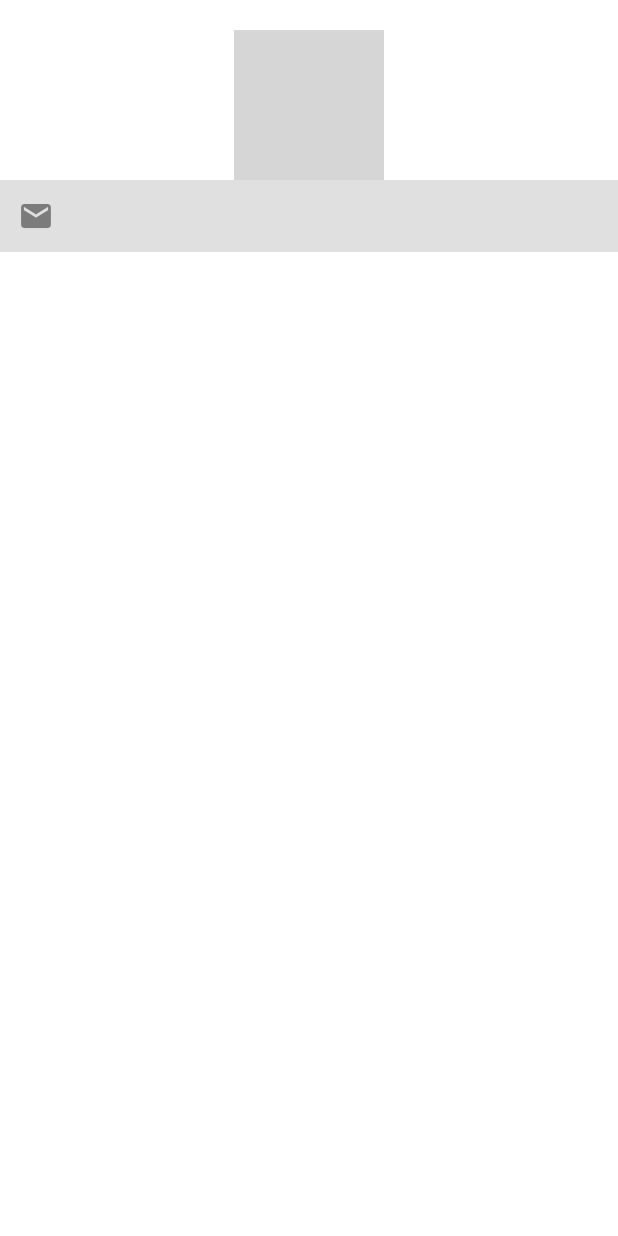
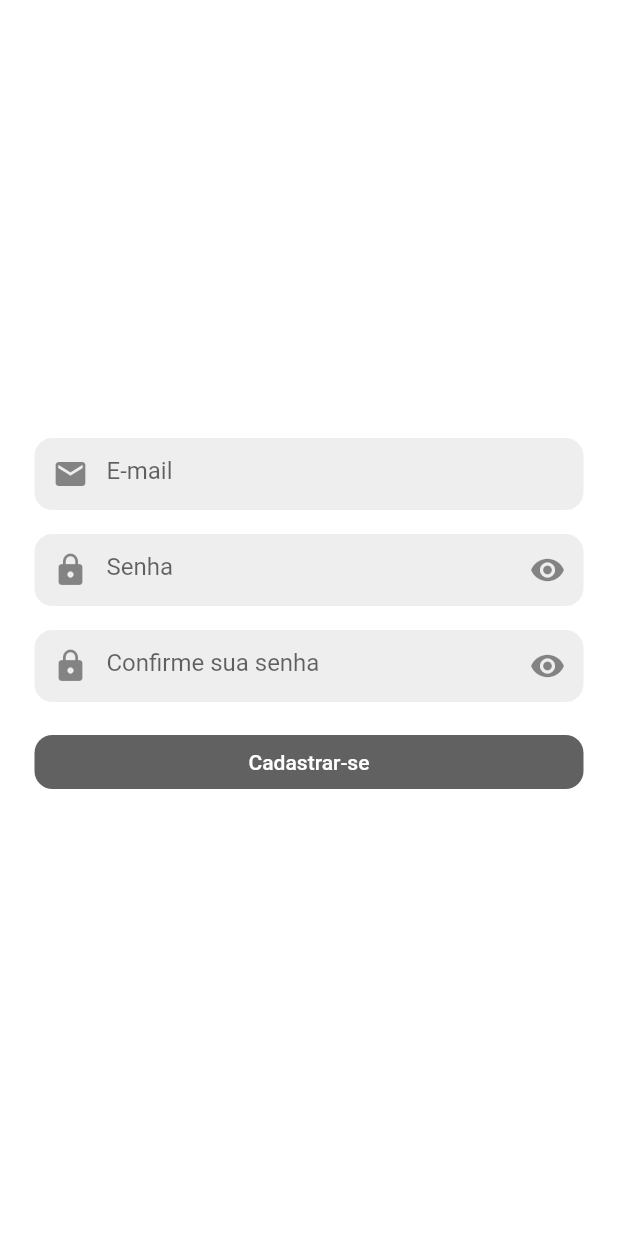
Before and after one commit to ViniciusVicco/TCC, a Flutter app: the screen it shows after launch, after a tap on "Login", after a tap on "Cadastrar", on a phone screen of 412 x 824 dp. Run offline on Flutter 3.47's test engine with Material 2 defaults, Android fonts, the phone set to English and light mode, and no system bars; our stand-ins replace bloc, dartz, equatable, firebase_auth, firebase_core, flutter_bloc and 4 more; accounts and stored records are empty; grey boxes are pictures that could not be loaded.

Commit message:
Configuração da criação de conta

```diff
--- a/lib/common/widget/custom_email_form_field_widget.dart
+++ b/lib/common/widget/custom_email_form_field_widget.dart
@@ -8,7 +8,12 @@ class CustomEmailFormFieldWidget extends StatelessWidget {
 
   @override
   Widget build(BuildContext context) {
-    return TextFormField(
+    return Padding(
+      padding: const EdgeInsets.all(8.0),
+      child: Container(
+        decoration: BoxDecoration(
+            color: Colors.grey[200], borderRadius: BorderRadius.circular(12)),
+        child: TextFormField(
             keyboardType: TextInputType.emailAddress,
             autovalidateMode: AutovalidateMode.onUserInteraction,
             maxLines: 1,
@@ -21,8 +26,11 @@ class CustomEmailFormFieldWidget extends StatelessWidget {
             enableIMEPersonalizedLearning: true,
             controller: textEditingController,
             decoration: const InputDecoration(
+                hintText: "E-mail",
                 errorStyle: TextStyle(wordSpacing: 2),
                 border: InputBorder.none,
-            prefixIcon: Icon(Icons.email)));
+                prefixIcon: Icon(Icons.email))),
+      ),
+    );
   }
 }
--- a/lib/common/widget/custom_password_form_field_widget.dart
+++ b/lib/common/widget/custom_password_form_field_widget.dart
@@ -1,8 +1,10 @@
 import 'package:flutter/material.dart';
 
 class CustomPasswordFormFieldWidget extends StatefulWidget {
+  final String? textHint;
   final TextEditingController textEditingController;
-  CustomPasswordFormFieldWidget({Key? key, required this.textEditingController})
+  CustomPasswordFormFieldWidget(
+      {Key? key, required this.textEditingController, this.textHint})
       : super(key: key);
 
   @override
@@ -16,20 +18,28 @@ class _CustomPasswordFormFieldWidgetState
 
   @override
   Widget build(BuildContext context) {
-    return TextFormField(
+    return Padding(
+      padding: const EdgeInsets.all(8.0),
+      child: Container(
+        decoration: BoxDecoration(
+            color: Colors.grey[200], borderRadius: BorderRadius.circular(12)),
+        child: TextFormField(
             controller: widget.textEditingController,
             obscureText: hidePassword,
             decoration: InputDecoration(
+                hintText: widget.textHint ?? "Senha",
                 border: InputBorder.none,
                 prefixIcon: const Icon(Icons.lock),
                 suffixIcon: IconButton(
-              icon:
-                  Icon(hidePassword ? Icons.visibility : Icons.visibility_off),
+                  icon: Icon(
+                      hidePassword ? Icons.visibility : Icons.visibility_off),
                   onPressed: () {
                     setState(() {
                       hidePassword = !hidePassword;
                     });
                   },
-            )));
+                ))),
+      ),
+    );
   }
 }
--- a/lib/features/authentication/data/datasources/authentication_datasource_impl.dart
+++ b/lib/features/authentication/data/datasources/authentication_datasource_impl.dart
@@ -2,7 +2,7 @@ import 'package:firebase_auth/firebase_auth.dart';
 import 'package:internet_connection_checker/internet_connection_checker.dart';
 import 'package:tcc/core/datasource/datasource_response.dart';
 
-import '../../domain/datasources/authentication_datasource_abstract.dart';
+import 'authentication_datasource_abstract.dart';
 
 class AuthenticationDataSourceImpl implements AuthenticationDataSourceAbstract {
   final FirebaseAuth firebaseAuth;
--- a/lib/features/authentication/data/repositories/authentication_repository_impl.dart
+++ b/lib/features/authentication/data/repositories/authentication_repository_impl.dart
@@ -1,6 +1,6 @@
 import 'package:firebase_auth/firebase_auth.dart';
 import 'package:dartz/dartz.dart';
-import 'package:tcc/features/authentication/domain/datasources/authentication_datasource_abstract.dart';
+import 'package:tcc/features/authentication/data/datasources/authentication_datasource_abstract.dart';
 import 'package:tcc/features/authentication/domain/repositories/authentication_repository_abstract.dart';
 
 import '../../domain/failures/login_with_email_and_password_failure.dart';
--- a/lib/features/authentication/module/authentication_module.dart
+++ b/lib/features/authentication/module/authentication_module.dart
@@ -9,10 +9,12 @@ import 'package:tcc/features/authentication/presentation/pages/authentication_pa
 import 'package:tcc/features/authentication/presentation/pages/initial_page.dart';
 
 class AuthenticationModule extends Module {
+  final FirebaseAuth firebaseAuth;
+  AuthenticationModule({required this.firebaseAuth});
   @override
   List<Bind> get binds => [
-        Bind.singleton((i) =>
-            AuthenticationDataSourceImpl(firebaseAuth: FirebaseAuth.instance)),
+        Bind.singleton(
+            (i) => AuthenticationDataSourceImpl(firebaseAuth: firebaseAuth)),
         Bind.singleton((i) => AuthenticationRepositoryImpl(
             authenticationDataSourceAbstract:
                 Modular.get<AuthenticationDataSourceImpl>())),
--- a/lib/features/authentication/presentation/cubit/authentication_state.dart
+++ b/lib/features/authentication/presentation/cubit/authentication_state.dart
@@ -9,10 +9,10 @@ abstract class AuthenticationState extends Equatable {
 
 class AuthenticationInitial extends AuthenticationState {
   final bool showPassWord;
-  AuthenticationInitial({this.showPassWord = false});
+  const AuthenticationInitial({this.showPassWord = false});
 }
 
 class AuthenticationInProgressState extends AuthenticationState {
   final String customMessage;
-  AuthenticationInProgressState({this.customMessage = "Autenticando..."});
+  const AuthenticationInProgressState({this.customMessage = "Autenticando..."});
 }
--- a/lib/features/authentication/presentation/pages/authentication_page.dart
+++ b/lib/features/authentication/presentation/pages/authentication_page.dart
@@ -98,24 +98,10 @@ class _AuthenticationPageState extends State<AuthenticationPage> {
                     key: _formKey,
                     child: Column(
                       children: [
-                        Padding(
-                          padding: const EdgeInsets.all(8.0),
-                          child: Container(
-                              decoration: BoxDecoration(
-                                  color: Colors.grey[200],
-                                  borderRadius: BorderRadius.circular(12)),
-                              child: CustomEmailFormFieldWidget(
-                                  textEditingController: emailTextController)),
-                        ),
-                        Padding(
-                          padding: const EdgeInsets.all(8.0),
-                          child: Container(
-                              decoration: BoxDecoration(
-                                  color: Colors.grey[200],
-                                  borderRadius: BorderRadius.circular(12)),
-                              child: CustomPasswordFormFieldWidget(
-                                textEditingController: passwordTextController,
-                              )),
+                        CustomEmailFormFieldWidget(
+                            textEditingController: emailTextController),
+                        CustomPasswordFormFieldWidget(
+                          textEditingController: passwordTextController,
                         ),
                         Padding(
                           padding: const EdgeInsets.fromLTRB(8, 5, 8, 2),
@@ -129,8 +115,8 @@ class _AuthenticationPageState extends State<AuthenticationPage> {
                                         password: passwordTextController.text);
                                   }
                                 },
+                                style: const ButtonStyle(),
                                 child: const Text("Login"),
-                                style: ButtonStyle(),
                               )),
                         ),
                         Padding(
--- /dev/null
+++ b/lib/features/registration/data/datasources/registration_datasource_abstract.dart
@@ -0,0 +1,6 @@
+import 'package:tcc/core/datasource/datasource_response.dart';
+
+abstract class RegistrationDataSourceAbstract {
+  Future<DataSourceResponse> createUserWithEmailAndPassword(
+      {required String email, required String password});
+}
--- /dev/null
+++ b/lib/features/registration/domain/repositories/cant_sign_in_failure.dart
@@ -0,0 +1,6 @@
+import 'package:tcc/core/failure/abstract_failure.dart';
+
+class CantSignInFailure implements Failure {
+  @override
+  String get message => "Não foi possível prosseguir com sua autenticação";
+}
--- a/lib/features/registration/module/registration_module.dart
+++ b/lib/features/registration/module/registration_module.dart
@@ -1,9 +1,13 @@
+import 'package:firebase_auth/firebase_auth.dart';
 import 'package:flutter_bloc/flutter_bloc.dart';
 import 'package:flutter_modular/flutter_modular.dart';
 import 'package:tcc/features/registration/presentation/cubit/registration_cubit.dart';
 import 'package:tcc/features/registration/presentation/pages/register_page.dart';
 
 class RegistrationModule extends Module {
+  final FirebaseAuth firebaseAuth;
+  RegistrationModule({required this.firebaseAuth});
+
   @override
   List<Bind> get binds => [Bind.singleton((i) => RegistrationCubit())];
 
--- a/lib/features/registration/presentation/cubit/registration_cubit.dart
+++ b/lib/features/registration/presentation/cubit/registration_cubit.dart
@@ -5,4 +5,6 @@ part 'registration_state.dart';
 
 class RegistrationCubit extends Cubit<RegistrationState> {
   RegistrationCubit() : super(RegistrationInitial());
+
+  Future<void> accountRegistration() async {}
 }
--- a/lib/features/registration/presentation/pages/register_page.dart
+++ b/lib/features/registration/presentation/pages/register_page.dart
@@ -3,6 +3,8 @@ import 'package:flutter_bloc/flutter_bloc.dart';
 import 'package:flutter_modular/flutter_modular.dart';
 import 'package:tcc/common/widget/custom_email_form_field_widget.dart';
 import 'package:tcc/features/registration/presentation/cubit/registration_cubit.dart';
+
+import '../../../../common/widget/custom_password_form_field_widget.dart';
 
 class RegisterPage extends StatefulWidget {
   const RegisterPage({Key? key}) : super(key: key);
@@ -12,56 +14,51 @@ class RegisterPage extends StatefulWidget {
 }
 
 class _RegisterPageState extends State<RegisterPage> {
+  FocusNode focusNode = FocusNode(canRequestFocus: true);
   final cubit = Modular.get<RegistrationCubit>();
   TextEditingController emailTextEditingController = TextEditingController();
   TextEditingController passWordTextEditingController = TextEditingController();
-  TextEditingController ConfirmTextEditingController = TextEditingController();
+  TextEditingController confirmTextEditingController = TextEditingController();
 
   @override
   Widget build(BuildContext context) {
-    return Scaffold(
+    return GestureDetector(
+      onTap: () {
+        //   focusNode.unfocus();
+      },
+      child: Scaffold(
         backgroundColor: Colors.white,
         body: BlocBuilder<RegistrationCubit, RegistrationState>(
           bloc: cubit,
           builder: (context, state) {
-          return ListView(
-            children: [
-              const SizedBox(
-                height: 20,
-              ),
-              Container(
-                alignment: Alignment.center,
-                width: MediaQuery.of(context).size.width,
-                child: Center(
-                  child: Container(
-                    decoration: BoxDecoration(
-                        gradient: const LinearGradient(
-                            colors: [Colors.grey, Colors.blue]),
-                        borderRadius: BorderRadius.circular(10)),
-                    child: InkWell(
-                      onTap: () {},
-                      child: const CircleAvatar(
-                        backgroundImage: NetworkImage(
-                            "https://cdn.pixabay.com/photo/2016/08/08/09/17/avatar-1577909_960_720.png"),
-                        radius: 50,
-                      ),
-                    ),
-                  ),
-                ),
-              ),
-              Column(
+            return Padding(
+              padding: const EdgeInsets.symmetric(horizontal: 15),
+              child: Column(
                 mainAxisAlignment: MainAxisAlignment.center,
                 children: [
-                  Container(
-                    color: Colors.grey[300],
-                    child: CustomEmailFormFieldWidget(
+                  CustomEmailFormFieldWidget(
                       textEditingController: emailTextEditingController),
-                  )
+                  CustomPasswordFormFieldWidget(
+                      textEditingController: passWordTextEditingController),
+                  CustomPasswordFormFieldWidget(
+                      textEditingController: confirmTextEditingController,
+                      textHint: "Confirme sua senha"),
+                  Padding(
+                    padding: const EdgeInsets.all(8.0),
+                    child: SizedBox(
+                        width: MediaQuery.of(context).size.width,
+                        child: ElevatedButton(
+                          onPressed: () async {},
+                          style: const ButtonStyle(),
+                          child: const Text("Cadastrar-se"),
+                        )),
+                  ),
+                  //  const Text("Ou"),
                 ],
-              )
-            ],
+              ),
             );
           },
+        ),
       ),
     );
   }
--- a/lib/main.dart
+++ b/lib/main.dart
@@ -1,3 +1,4 @@
+import 'package:firebase_auth/firebase_auth.dart';
 import 'package:flutter/material.dart';
 import 'package:flutter_modular/flutter_modular.dart';
 import 'package:tcc/custom/interface/material_app.dart';
@@ -8,5 +9,9 @@ import 'config/firebase_config.dart';
 Future<void> main() async {
   WidgetsFlutterBinding.ensureInitialized();
   await FirebaseConfig().initFirebase();
-  return runApp(ModularApp(module: AppModule(), child: const MainWidget()));
+  FirebaseAuth firebaseAuthInstance = FirebaseAuth.instance;
+
+  return runApp(ModularApp(
+      module: AppModule(firebaseAuth: firebaseAuthInstance),
+      child: const MainWidget()));
 }
```
Also changed, not shown: lib/custom/module/main_module.dart (+7 -4 lines), lib/features/registration/data/datasources/registration_datasource_impl.dart (added, +23 -0 lines), lib/features/registration/domain/repositories/registration_repository_abstract.dart (added, +9 -0 lines), lib/features/registration/domain/repositories/registration_repository_impl.dart (added, +26 -0 lines), cronograma.txt (added), lib/features/authentication/data/datasources/authentication_datasource_abstract.dart (renamed from lib/features/authentication/domain/datasources/authentication_datasource_abstract.dart). Lines whose indentation alone changed are shown as unchanged.
